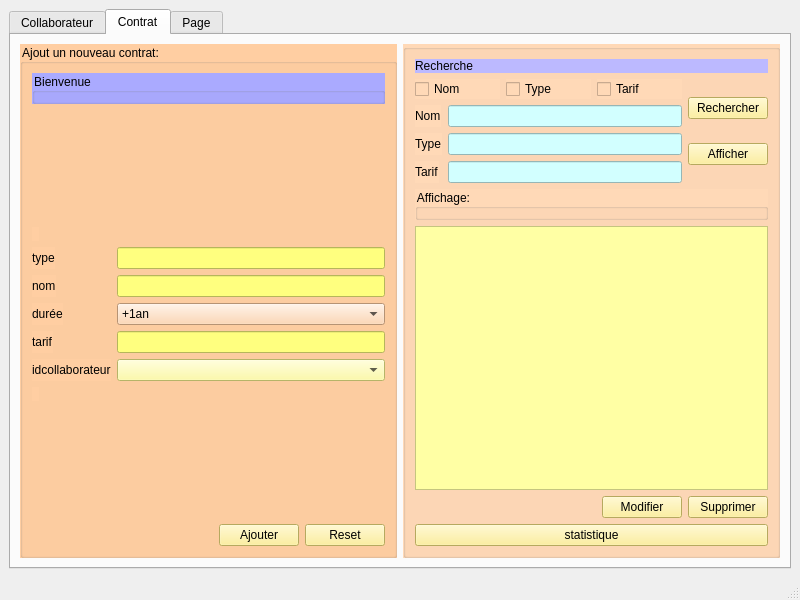
First picture: the form in mainwindow.ui, repository saraelarbi/PlanResto, before the edit.
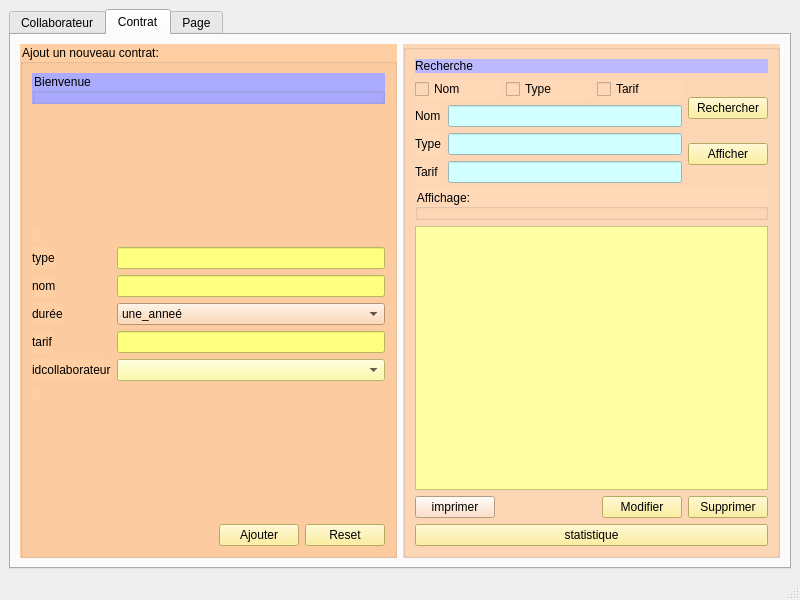
Second picture: the form after the edit. The open tabs and pages were chosen to show the change.

```diff
--- a/mainwindow.ui
+++ b/mainwindow.ui
@@ -433,12 +433,7 @@
                 <widget class="QComboBox" name="duree">
                  <item>
                   <property name="text">
-                   <string>+1an</string>
-                  </property>
-                 </item>
-                 <item>
-                  <property name="text">
-                   <string>-1an</string>
+                   <string>une_anneé</string>
                   </property>
                  </item>
                 </widget>
@@ -687,6 +682,13 @@
              </item>
              <item>
               <layout class="QHBoxLayout" name="horizontalLayout_13">
+               <item>
+                <widget class="QPushButton" name="imprimer">
+                 <property name="text">
+                  <string>imprimer</string>
+                 </property>
+                </widget>
+               </item>
                <item>
                 <spacer name="horizontalSpacer_8">
                  <property name="orientation">
```
Left out of the diff: 2 changed lines with no effect on the pictures.
